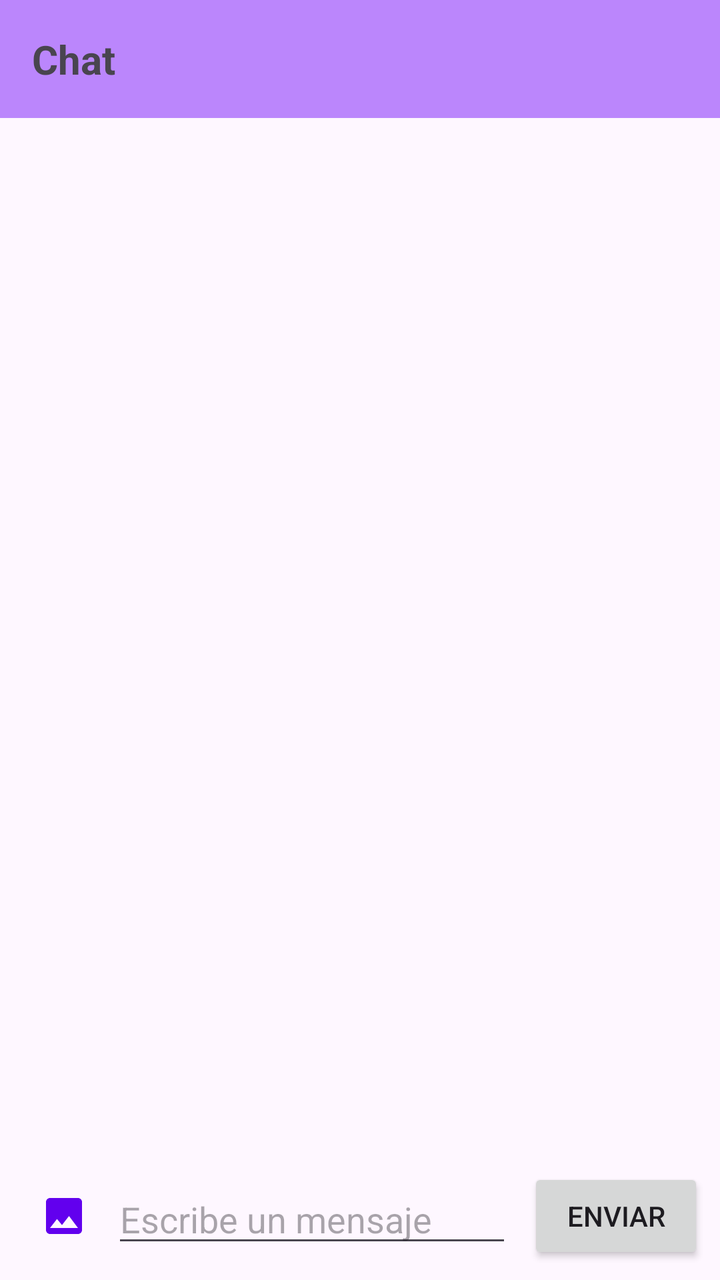
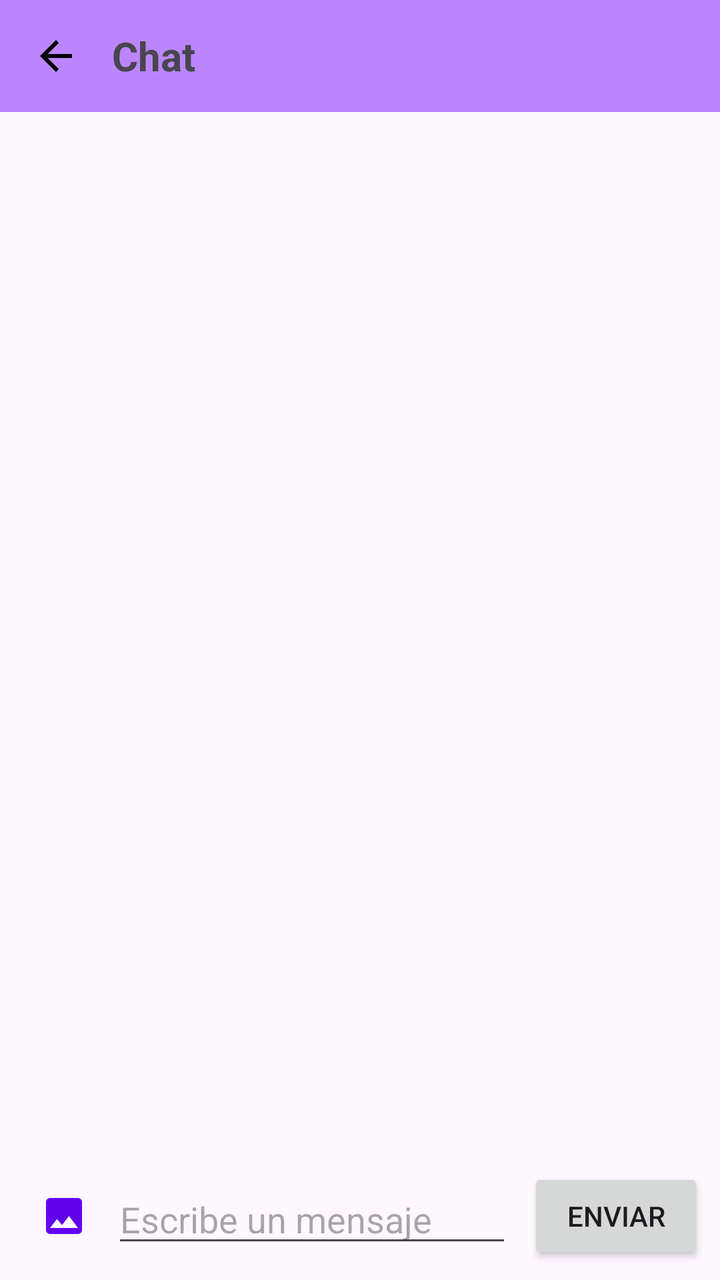

An Android layout rendered at two revisions. The XML below is the earlier revision; the diff shows what the commit changed to produce the second picture.
<!-- AndroidManifest.xml: application theme Theme.Projecto1 -->
<!-- res/layout/activity_chat.xml -->
<?xml version="1.0" encoding="utf-8"?>
<LinearLayout
    xmlns:android="http://schemas.android.com/apk/res/android"
    xmlns:tools="http://schemas.android.com/tools"
    android:layout_width="match_parent"
    android:layout_height="match_parent"
    android:orientation="vertical"
    tools:context=".ui.chat.ChatActivity">

    <TextView
        android:id="@+id/tvChatTitle"
        android:layout_width="match_parent"
        android:layout_height="wrap_content"
        android:background="@color/purple_200"
        android:padding="16dp"
        android:text="@string/chat_title"
        android:textSize="20sp"
        android:textStyle="bold" />

    <ProgressBar
        android:id="@+id/progressBar"
        android:layout_width="wrap_content"
        android:layout_height="wrap_content"
        android:layout_gravity="center"
        android:layout_marginTop="16dp"
        android:visibility="gone" />

    <androidx.recyclerview.widget.RecyclerView
        android:id="@+id/rvMessages"
        android:layout_width="match_parent"
        android:layout_height="0dp"
        android:layout_weight="1"
        android:padding="8dp" />

    <LinearLayout
        android:layout_width="match_parent"
        android:layout_height="wrap_content"
        android:gravity="center_vertical"
        android:orientation="horizontal"
        android:padding="8dp">

        <ImageButton
            android:id="@+id/btnImage"
            android:layout_width="48dp"
            android:layout_height="48dp"
            android:background="?attr/selectableItemBackgroundBorderless"
            android:contentDescription="@string/send_image"
            android:src="@drawable/ic_image" />

        <ProgressBar
            android:id="@+id/pbUpload"
            android:layout_width="24dp"
            android:layout_height="24dp"
            android:layout_marginStart="4dp"
            android:visibility="gone" />

        <EditText
            android:id="@+id/etMessage"
            android:layout_width="0dp"
            android:layout_height="wrap_content"
            android:layout_weight="1"
            android:hint="@string/message_hint"
            android:importantForAutofill="no"
            android:inputType="textMultiLine|textCapSentences"
            android:maxLines="4" />

        <Button
            android:id="@+id/btnSend"
            android:layout_width="wrap_content"
            android:layout_height="wrap_content"
            android:layout_marginStart="8dp"
            android:text="@string/send_button" />

    </LinearLayout>

</LinearLayout>
<!-- resources referenced by this layout -->
<resources>
  <color name="purple_200">#FFBB86FC</color>
  <!-- drawable ic_image (drawable) -->
  <?xml version="1.0" encoding="utf-8"?>
  <vector xmlns:android="http://schemas.android.com/apk/res/android"
      android:width="24dp"
      android:height="24dp"
      android:viewportWidth="24"
      android:viewportHeight="24">
      <path
          android:fillColor="#FF6200EE"
          android:pathData="M21,19V5c0,-1.1 -0.9,-2 -2,-2H5c-1.1,0 -2,0.9 -2,2v14c0,1.1 0.9,2 2,2h14c1.1,0 2,-0.9 2,-2zM8.5,13.5l2.5,3.01L14.5,12l4.5,6H5l3.5,-4.5z" />
  </vector>
  <string name="chat_title">Chat</string>
  <string name="message_hint">Escribe un mensaje</string>
  <string name="send_button">Enviar</string>
  <string name="send_image">Enviar imagen</string>
  <style name="Theme.Projecto1" parent="Theme.Material3.Light.NoActionBar">
          
          <item name="colorPrimary">@color/purple_200</item>
          <item name="colorPrimaryVariant">@color/purple_700</item>
          <item name="colorOnPrimary">@color/black</item>
          
          <item name="colorSecondary">@color/teal_200</item>
          <item name="colorSecondaryVariant">@color/teal_200</item>
          <item name="colorOnSecondary">@color/black</item>
          
          <item name="android:statusBarColor">?attr/colorPrimaryVariant</item>
      </style>
  <color name="purple_700">#FF3700B3</color>
  <color name="black">#FF000000</color>
  <color name="teal_200">#FF03DAC5</color>
</resources>

<!-- the commit's change to res/layout/activity_chat.xml (unified diff, before → after) -->
@@ -7,15 +7,39 @@
     android:orientation="vertical"
     tools:context=".ui.chat.ChatActivity">
 
-    <TextView
-        android:id="@+id/tvChatTitle"
+    
+    <LinearLayout
         android:layout_width="match_parent"
         android:layout_height="wrap_content"
         android:background="@color/purple_200"
-        android:padding="16dp"
-        android:text="@string/chat_title"
-        android:textSize="20sp"
-        android:textStyle="bold" />
+        android:gravity="center_vertical"
+        android:orientation="horizontal"
+        android:paddingVertical="4dp"
+        android:paddingStart="0dp"
+        android:paddingEnd="16dp">
+
+        <ImageButton
+            android:id="@+id/btnBack"
+            android:layout_width="48dp"
+            android:layout_height="48dp"
+            android:layout_marginStart="4dp"
+            android:background="?attr/selectableItemBackgroundBorderless"
+            android:contentDescription="@string/back_button"
+            android:src="@drawable/ic_arrow_back" />
+
+        <TextView
+            android:id="@+id/tvChatTitle"
+            android:layout_width="0dp"
+            android:layout_height="wrap_content"
+            android:layout_marginStart="4dp"
+            android:layout_weight="1"
+            android:ellipsize="end"
+            android:maxLines="1"
+            android:text="@string/chat_title"
+            android:textSize="20sp"
+            android:textStyle="bold" />
+
+    </LinearLayout>
 
     <ProgressBar
         android:id="@+id/progressBar"
<!-- resource entries referenced after the edit -->
@@ -1,6 +1,17 @@
 <!-- resources referenced by this layout -->
 <resources>
   <color name="purple_200">#FFBB86FC</color>
+  <!-- drawable ic_arrow_back (drawable) -->
+  <?xml version="1.0" encoding="utf-8"?>
+  <vector xmlns:android="http://schemas.android.com/apk/res/android"
+      android:width="24dp"
+      android:height="24dp"
+      android:viewportWidth="24"
+      android:viewportHeight="24">
+      <path
+          android:fillColor="#FF000000"
+          android:pathData="M20,11H7.83l5.59,-5.59L12,4l-8,8 8,8 1.41,-1.41L7.83,13H20v-2z" />
+  </vector>
   <!-- drawable ic_image (drawable) -->
   <?xml version="1.0" encoding="utf-8"?>
   <vector xmlns:android="http://schemas.android.com/apk/res/android"
@@ -12,6 +23,7 @@
           android:fillColor="#FF6200EE"
           android:pathData="M21,19V5c0,-1.1 -0.9,-2 -2,-2H5c-1.1,0 -2,0.9 -2,2v14c0,1.1 0.9,2 2,2h14c1.1,0 2,-0.9 2,-2zM8.5,13.5l2.5,3.01L14.5,12l4.5,6H5l3.5,-4.5z" />
   </vector>
+  <string name="back_button">Volver</string>
   <string name="chat_title">Chat</string>
   <string name="message_hint">Escribe un mensaje</string>
   <string name="send_button">Enviar</string>
